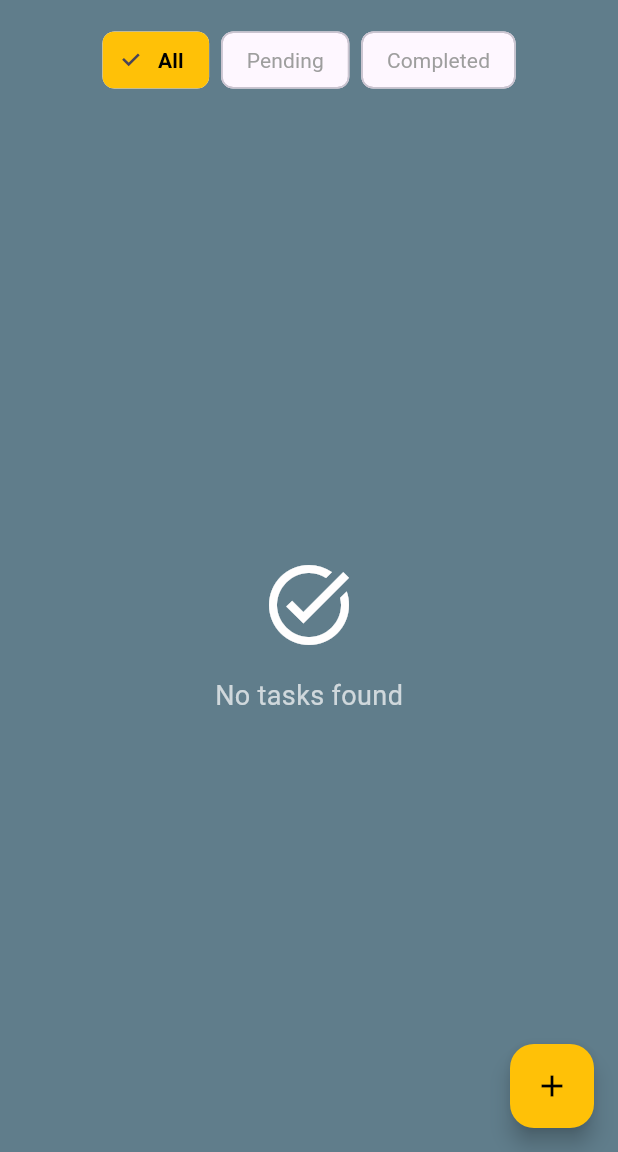
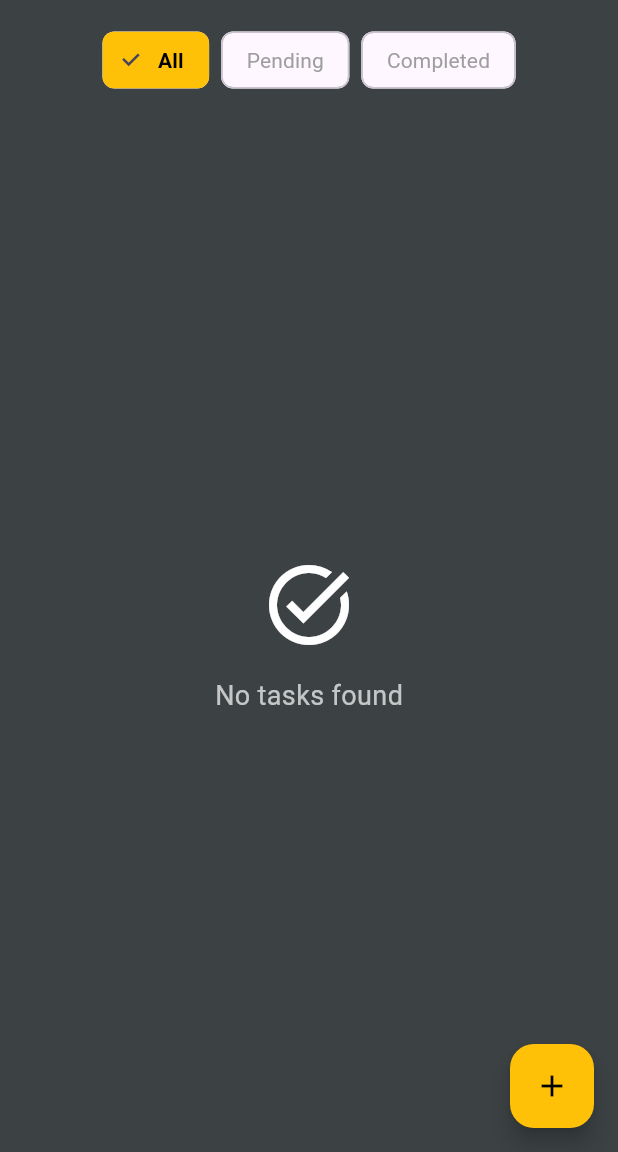
Before and after one commit to ThisIsSumit/mini-task-hub, a Flutter app: the DashboardScreen screen opened by its route, on a phone screen of 412 x 824 dp, the part 84-1236 px from its top. Run offline on Flutter 3.47's test engine with Material 3 defaults, Android fonts, the phone set to English and light mode, and no system bars; drawn by our look-alikes of flutter_animate; our stand-ins replace flutter_dotenv, flutter_slidable, supabase_flutter; accounts and stored records are empty.

Commit message:
some ui changes added

```diff
--- a/lib/app/theme.dart
+++ b/lib/app/theme.dart
@@ -2,7 +2,7 @@ import 'package:flutter/material.dart';
 
 final appTheme = ThemeData(
   primarySwatch: Colors.blue,
-  scaffoldBackgroundColor: const Color.fromARGB(255, 255, 255, 255),
+  scaffoldBackgroundColor: const Color(0xFF121212),
   appBarTheme: const AppBarTheme(
     backgroundColor: Color(0xFF1E1E1E),
     elevation: 0,
--- a/lib/dashboard/dashboard_screen.dart
+++ b/lib/dashboard/dashboard_screen.dart
@@ -178,7 +178,7 @@ class _DashboardScreenState extends State<DashboardScreen>
   @override
   Widget build(BuildContext context) {
     return Scaffold(
-      backgroundColor: Colors.blueGrey,
+      backgroundColor: const Color.fromARGB(255, 60, 66, 68),
       appBar: AppBar(
         title: const Text(
           'TaskHub',
```
